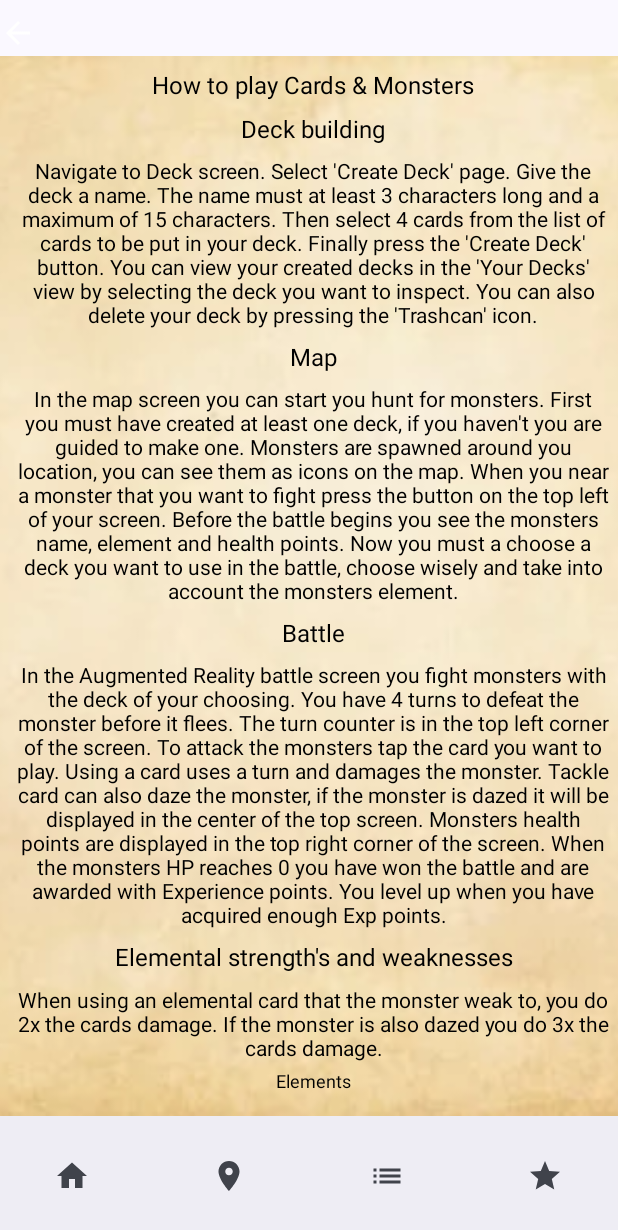
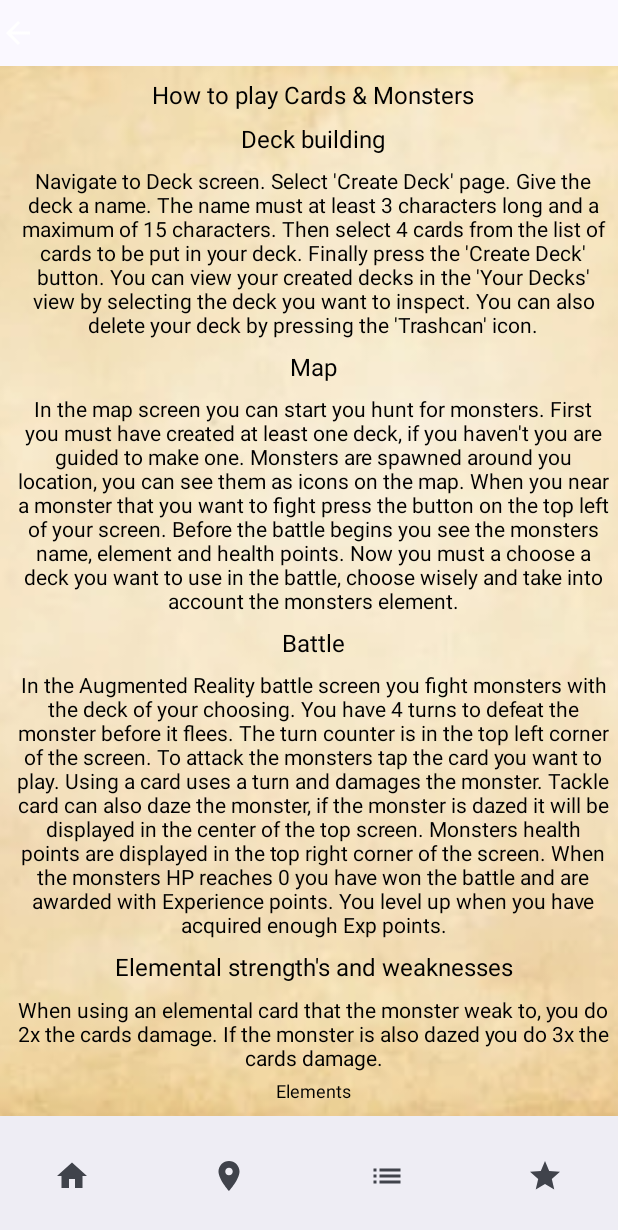
Before and after one commit to ohuji/Cards-Monsters, an Android app built with Jetpack Compose: the GuideScreen screen opened through its navigation route, on a phone screen of 412 x 824 dp. Shown: the top 1230 px of the screen. Run offline under Robolectric (Android 15) with nearby library versions, the phone set to English and light mode, and no system bars; our stand-ins replace Dagger/Hilt's generated code, Room's generated code; network calls fail; 1 statement that could not run was skipped.

```diff
--- a/app/src/main/java/com/ohuji/cardsNmonsters/screens/guide/GuideScreen.kt
+++ b/app/src/main/java/com/ohuji/cardsNmonsters/screens/guide/GuideScreen.kt
@@ -35,7 +35,7 @@ import com.ohuji.cardsNmonsters.R
 @Composable
 fun GuideScreen(navController: NavController) {
     Column {
-        Box(modifier = Modifier.padding(top = 10.dp, bottom = 3.dp)) {
+        Box(modifier = Modifier.padding(top = 10.dp, bottom = 10.dp)) {
             Icon(
                 imageVector = Icons.Default.ArrowBack,
                 contentDescription = null,
--- a/app/src/main/java/com/ohuji/cardsNmonsters/utils/Navigation.kt
+++ b/app/src/main/java/com/ohuji/cardsNmonsters/utils/Navigation.kt
@@ -9,7 +9,6 @@ import androidx.compose.material.icons.filled.Home
 import androidx.compose.material.icons.filled.List
 import androidx.compose.material.icons.filled.Place
 import androidx.compose.material.icons.filled.Star
-import androidx.compose.material.icons.outlined.Place
 import androidx.compose.material3.ExperimentalMaterial3Api
 import androidx.compose.material3.Icon
 import androidx.compose.material3.NavigationBar
```
